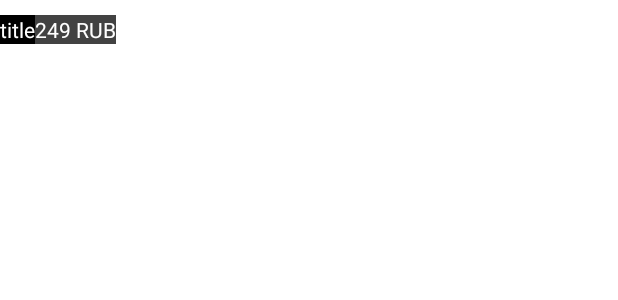
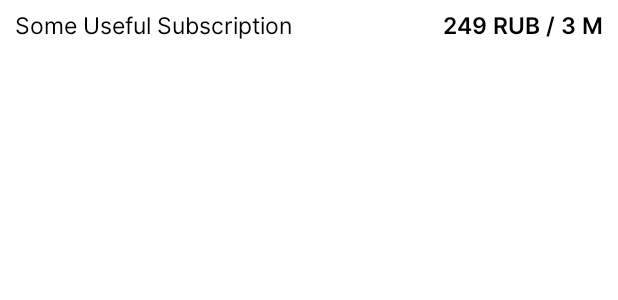
Before and after one commit to karateka-git/subscriptions-manager, an Android app: the layout rv_item_subscription.xml on its own in the app's theme, with its tools: preview values and no code run, on a phone screen of 412 x 824 dp. Shown: the top 300 px of the screen. Run offline under Robolectric (Android 15) with nearby library versions, the phone set to English and light mode, and no system bars.

Commit message:
improved rv item

```diff
--- a/app/app/src/main/res/layout/rv_item_subscription.xml
+++ b/app/app/src/main/res/layout/rv_item_subscription.xml
@@ -1,26 +1,36 @@
 <?xml version="1.0" encoding="utf-8"?>
 
-<LinearLayout xmlns:android="http://schemas.android.com/apk/res/android"
-    android:layout_width="wrap_content"
+<androidx.constraintlayout.widget.ConstraintLayout xmlns:android="http://schemas.android.com/apk/res/android"
+    xmlns:app="http://schemas.android.com/apk/res-auto"
+    android:layout_width="match_parent"
     android:layout_height="wrap_content"
-    android:orientation="horizontal">
+    android:paddingHorizontal="10dp"
+    android:paddingVertical="5dp">
 
     <TextView
         android:id="@+id/tv_subscription_title"
-        android:layout_width="wrap_content"
+        android:layout_width="0dp"
         android:layout_height="wrap_content"
-        android:layout_marginTop="10dp"
-        android:background="@color/black"
-        android:text="title"
-        android:textColor="@color/white" />
+        android:ellipsize="end"
+        android:fontFamily="@font/inter_regular"
+        android:lines="1"
+        android:text="Some Useful Subscription"
+        android:textColor="@color/black"
+        android:textSize="15sp"
+        app:layout_constraintLeft_toLeftOf="parent"
+        app:layout_constraintRight_toLeftOf="@+id/tv_subscription_cost"
+        app:layout_constraintTop_toTopOf="parent" />
 
     <TextView
         android:id="@+id/tv_subscription_cost"
         android:layout_width="wrap_content"
         android:layout_height="wrap_content"
-        android:layout_marginTop="10dp"
-        android:background="@color/cardview_dark_background"
-        android:text="249 RUB"
-        android:textColor="@color/white" />
+        android:fontFamily="@font/inter_semibold"
+        android:maxWidth="150dp"
+        android:text="249 RUB / 3 M"
+        android:textColor="@color/black"
+        android:textSize="15sp"
+        app:layout_constraintRight_toRightOf="parent"
+        app:layout_constraintTop_toTopOf="@+id/tv_subscription_title" />
 
-</LinearLayout>
+</androidx.constraintlayout.widget.ConstraintLayout>
```
